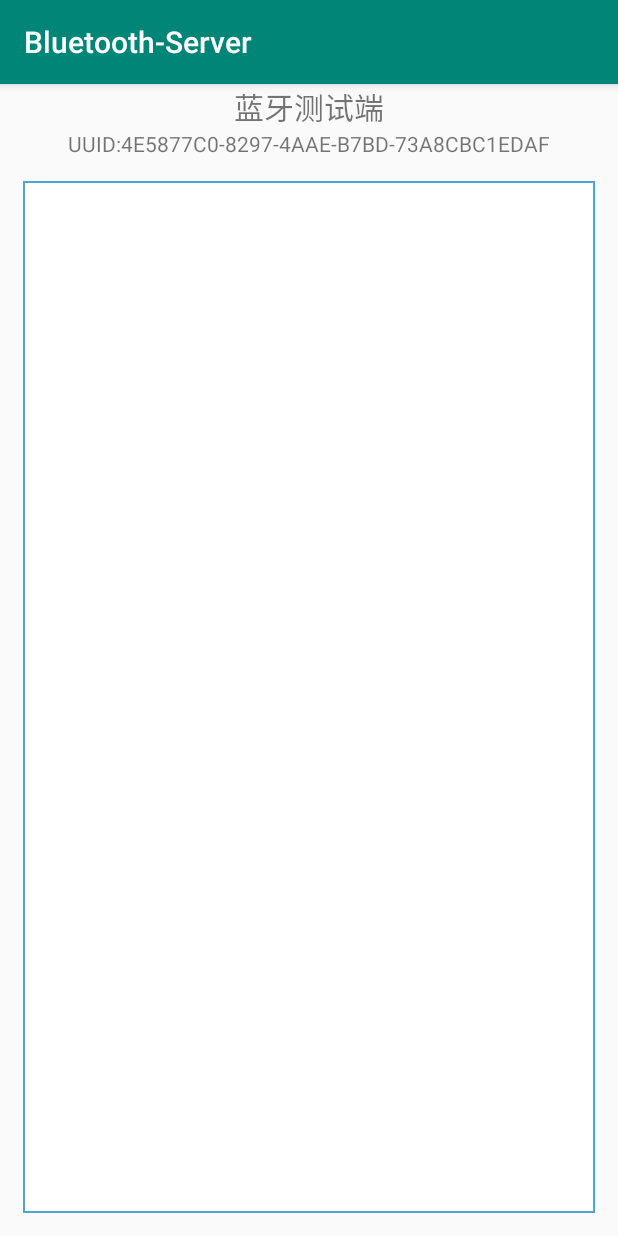
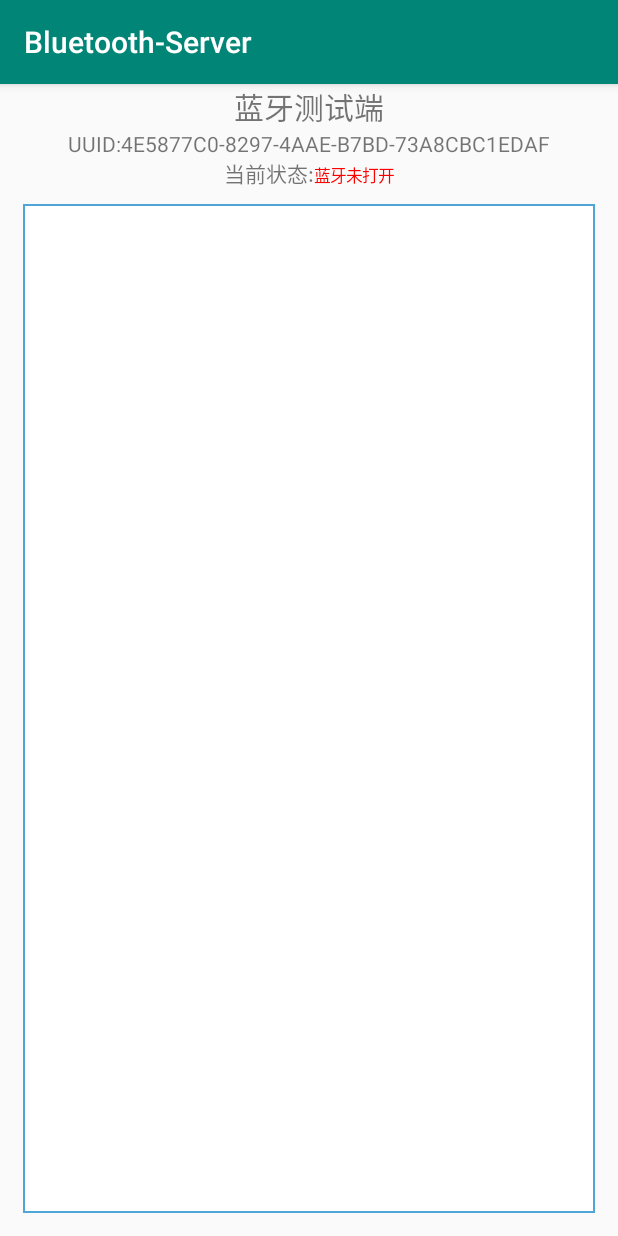
Before and after one commit to Kingtous/BluetoothServer, an Android app: the screen it shows after launch (MainActivity), on a phone screen of 412 x 824 dp. Run offline under Robolectric (Android 15) with nearby library versions, the phone set to English and light mode, and no system bars; libraries missing offline, so code that uses them is left out: pub.devrel.easypermissions.

Commit message:
添加蓝牙状态显示

```diff
--- a/app/src/main/java/com/kingtous/bluetooth_server/MainActivity.java
+++ b/app/src/main/java/com/kingtous/bluetooth_server/MainActivity.java
@@ -7,10 +7,18 @@ import android.bluetooth.BluetoothDevice;
 import android.bluetooth.BluetoothManager;
 import android.bluetooth.BluetoothServerSocket;
 import android.bluetooth.BluetoothSocket;
+import android.content.BroadcastReceiver;
+import android.content.Context;
 import android.content.DialogInterface;
+
+import androidx.annotation.Nullable;
 import androidx.appcompat.app.AppCompatActivity;
+
+import android.content.Intent;
+import android.content.IntentFilter;
 import android.os.Bundle;
 import android.os.Looper;
+import android.text.Html;
 import android.widget.TextView;
 import android.widget.Toast;
 
@@ -27,9 +35,12 @@ public class MainActivity extends AppCompatActivity {
     java.util.UUID uuid;
 
     TextView message_view;
+    TextView message_status;
 
     BluetoothManager bluetoothManager;
     BluetoothAdapter bluetoothAdapter;
+
+    ListenThread currentThread;
 
 
     @Override
@@ -38,6 +49,7 @@ public class MainActivity extends AppCompatActivity {
         setContentView(R.layout.activity_main);
 
         message_view=findViewById(R.id.bluetooth_message);
+        message_status=findViewById(R.id.bluetooth_status);
 
         bluetoothManager=(BluetoothManager) getSystemService(Activity.BLUETOOTH_SERVICE);
         bluetoothAdapter=bluetoothManager.getAdapter();
@@ -56,14 +68,87 @@ public class MainActivity extends AppCompatActivity {
         }
 
         uuid=UUID.fromString(getString(R.string.UUID));
-
-        listen();
+        IntentFilter filter=new IntentFilter(BluetoothAdapter.ACTION_STATE_CHANGED);
+        registerReceiver(receiver,filter);
+        startListen();
     }
 
 
+    private BroadcastReceiver receiver = new BroadcastReceiver() {
+        @Override
+        public void onReceive(Context context, Intent intent) {
+            int state = intent.getIntExtra(BluetoothAdapter.EXTRA_STATE, -1);
+            switch (state) {
+                case BluetoothAdapter.STATE_OFF:
+                    changeStatus("蓝牙未打开","red");
+                    log("蓝牙被关闭，请重新打开蓝牙");
+                    if (currentThread.isAlive())
+                    {
+                        currentThread.interrupt();
+                    }
+                    break;
+                case BluetoothAdapter.STATE_ON:
+                    startListen();
+                    break;
+                case BluetoothAdapter.STATE_TURNING_ON:
+                    break;
+                case BluetoothAdapter.STATE_TURNING_OFF:
+                    break;
+                default:
+                    log("Unkonwn STATE");
+                    break;
+            }
+        }
+    };
+
+    private void startListen()
+    {
+        currentThread=new ListenThread();
+        if (!bluetoothAdapter.isEnabled())
+        {
+            changeStatus("蓝牙未打开","red");
+            new AlertDialog.Builder(this)
+                    .setTitle("蓝牙检测")
+                    .setMessage("蓝牙未打开.")
+                    .setPositiveButton("打开", new DialogInterface.OnClickListener() {
+                        @Override
+                        public void onClick(DialogInterface dialog, int which) {
+                            bluetoothAdapter.enable();
+                        }
+                    })
+                    .setNegativeButton("取消", new DialogInterface.OnClickListener() {
+                        @Override
+                        public void onClick(DialogInterface dialog, int which) {
+                            finish();
+                        }
+                    })
+                    .show();
+        }
+        else
+        {
+            listen();
+        }
+    }
+
     private void listen()
     {
-            new Thread(new Runnable() {
+            log("初始化正常，开始监听");
+            changeStatus("正在监听","green");
+            currentThread.start();
+    }
+
+    private void log(String text)
+    {
+        Toast.makeText(this,text,Toast.LENGTH_SHORT).show();
+    }
+
+    @Override
+    protected void onDestroy() {
+        super.onDestroy();
+        unregisterReceiver(receiver);
+    }
+
+    private class ListenThread extends Thread{
         @Override
         public void run() {
 
@@ -94,12 +179,13 @@ public class MainActivity extends AppCompatActivity {
                 Looper.loop();
             }
         }
-            }).start();
     }
 
-    private void log(String text)
+    private void changeStatus(String statusString,String color)
     {
-        Toast.makeText(this,text,Toast.LENGTH_SHORT).show();
+        message_status.setText(getString(R.string.bluetooth_status));
+        String str="<font color='"+color+"'><small>"+statusString+"</small></font>";
+        message_status.append(Html.fromHtml(str));
     }
 
 }
--- a/app/src/main/res/layout/activity_main.xml
+++ b/app/src/main/res/layout/activity_main.xml
@@ -32,9 +32,22 @@
         android:id="@+id/bluetooth_message"
         android:layout_width="match_parent"
         android:layout_height="match_parent"
+        android:layout_below="@+id/bluetooth_status"
+        android:layout_marginTop="10dp"
+        android:layout_marginBottom="15dp"
+        android:layout_marginLeft="15dp"
+        android:layout_marginRight="15dp"
+        android:background="@drawable/message_border"
+
+        />
+
+    <TextView
+        android:id="@+id/bluetooth_status"
+        android:layout_width="wrap_content"
+        android:layout_height="wrap_content"
+        android:layout_centerHorizontal="true"
+        android:text="@string/bluetooth_status"
         android:layout_below="@+id/uuid"
-        android:layout_margin="15dp"
-        android:background="@drawable/message_border"
         />
 
 
--- a/app/src/main/res/values/strings.xml
+++ b/app/src/main/res/values/strings.xml
@@ -1,4 +1,6 @@
 <resources>
     <string name="app_name">Bluetooth-Server</string>
     <string name="UUID">4E5877C0-8297-4AAE-B7BD-73A8CBC1EDAF</string>
+    <string name="bluetooth_status">当前状态:</string>
+
 </resources>
```
Lines whose indentation alone changed are shown as unchanged.
